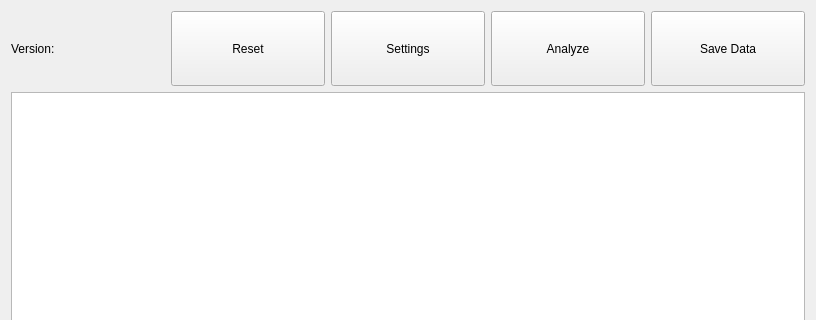
Old version of the form mainwindow.ui in the repository chriskonstad/thumbarea; both pictures show x 0 to 816 and y 0 to 320 of the 816 by 597 pixel window.
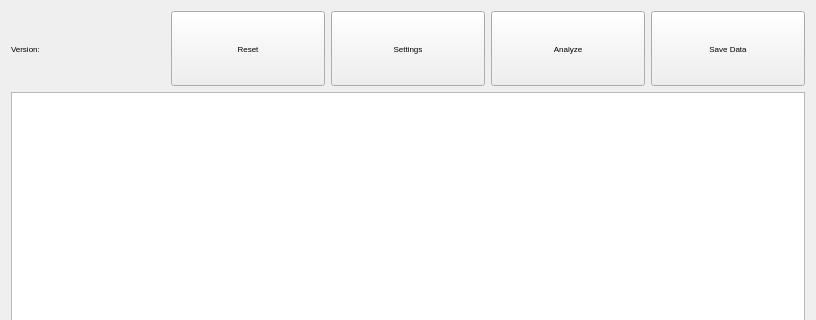
New version of the form.

The edit to the form file:
```diff
--- a/mainwindow.ui
+++ b/mainwindow.ui
@@ -27,7 +27,7 @@
         </property>
         <property name="font">
          <font>
-          <pointsize>9</pointsize>
+          <pointsize>6</pointsize>
          </font>
         </property>
         <property name="text">
@@ -54,7 +54,7 @@
         </property>
         <property name="font">
          <font>
-          <pointsize>9</pointsize>
+          <pointsize>6</pointsize>
          </font>
         </property>
         <property name="text">
@@ -78,7 +78,7 @@
         </property>
         <property name="font">
          <font>
-          <pointsize>9</pointsize>
+          <pointsize>6</pointsize>
          </font>
         </property>
         <property name="text">
@@ -102,7 +102,7 @@
         </property>
         <property name="font">
          <font>
-          <pointsize>9</pointsize>
+          <pointsize>6</pointsize>
          </font>
         </property>
         <property name="text">
@@ -126,7 +126,7 @@
         </property>
         <property name="font">
          <font>
-          <pointsize>9</pointsize>
+          <pointsize>6</pointsize>
          </font>
         </property>
         <property name="text">
```
